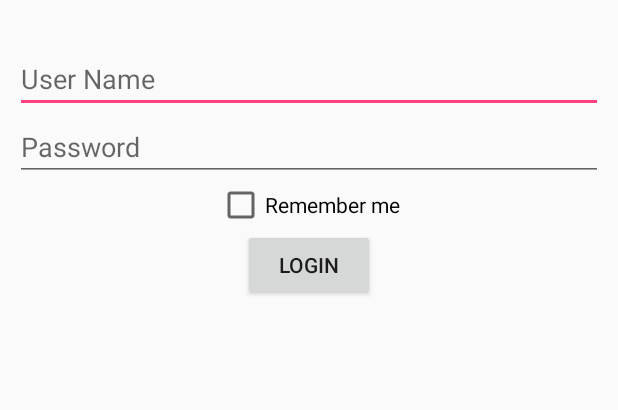
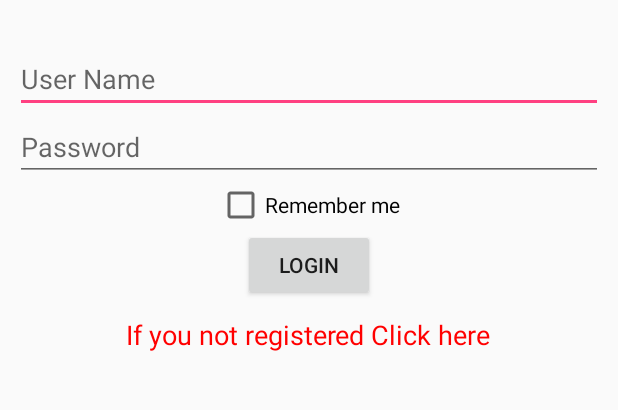
Before and after one commit to shahariar007/FreeSmsServices, an Android app: the screen it shows after launch (MainActivity), on a phone screen of 412 x 824 dp, the part 316-726 px from its top. Run offline under Robolectric (Android 15) with nearby library versions, the phone set to English and light mode, and no system bars; our stand-ins replace Volley.

Commit message:
sharedpreferences 1

```diff
--- a/app/src/main/java/com/example/mortuza/testgooglefb/MainActivity.java
+++ b/app/src/main/java/com/example/mortuza/testgooglefb/MainActivity.java
@@ -31,7 +31,7 @@ import java.util.HashMap;
 import java.util.Map;
 
 public class MainActivity extends AppCompatActivity {
-    TextView uName, upass;
+    TextView uName, upass, sign;
     Button btnlog;
     String baseCode;
     CheckBox ckbox;
@@ -51,11 +51,19 @@ public class MainActivity extends AppCompatActivity {
         upass = (TextView) findViewById(R.id.upass);
         btnlog = (Button) findViewById(R.id.btnlogin);
         ckbox = (CheckBox) findViewById(R.id.rememberpass);
+        sign = (TextView) findViewById(R.id.signin);
         preferences = getSharedPreferences(MYPREFERENCES, Context.MODE_PRIVATE);
         uName.setText(preferences.getString("usernamekey", ""));
         upass.setText(preferences.getString("userpasskey", ""));
-        if(uName.getText().length()==0 &&upass.getText().length()==0 ) ckbox.setChecked(false);
+        if (uName.getText().length() == 0 && upass.getText().length() == 0) ckbox.setChecked(false);
         else ckbox.setChecked(true);
+        sign.setOnClickListener(new View.OnClickListener() {
+            @Override
+            public void onClick(View v) {
+                Intent intent = new Intent(MainActivity.this, WebViewActivity.class);
+                startActivity(intent);
+            }
+        });
 
 
         btnlog.setOnClickListener(new View.OnClickListener() {
--- a/app/src/main/res/layout/activity_main.xml
+++ b/app/src/main/res/layout/activity_main.xml
@@ -5,12 +5,12 @@
     android:layout_height="match_parent">
 
     <LinearLayout
-        android:layout_width="match_parent"
-        android:layout_height="match_parent"
+        android:layout_width="fill_parent"
+        android:layout_height="fill_parent"
         android:layout_margin="10dp"
         android:orientation="vertical"
-        android:weightSum="1"
         tools:context=".MainActivity">
+
 
             <ImageView
                 android:id="@+id/imageView"
@@ -19,12 +19,12 @@
                 android:src="@drawable/banner_sms" />
 
             <TextView
+                android:id="@+id/textView"
                 android:layout_width="wrap_content"
                 android:layout_height="wrap_content"
-            android:textAppearance="?android:attr/textAppearanceMedium"
+                android:layout_gravity="center_horizontal"
                 android:text="Free Sms Service"
-            android:id="@+id/textView"
-            android:layout_gravity="center_horizontal" />
+                android:textAppearance="?android:attr/textAppearanceMedium" />
 
             <EditText
                 android:id="@+id/uname"
@@ -50,8 +50,8 @@
                 android:layout_width="wrap_content"
                 android:layout_height="wrap_content"
                 android:layout_gravity="center_horizontal"
-            android:text="Remember me"
-            android:checked="false" />
+                android:checked="false"
+                android:text="Remember me" />
 
             <Button
                 android:id="@+id/btnlogin"
@@ -60,7 +60,16 @@
                 android:layout_gravity="center_horizontal"
                 android:text="Login" />
 
-
+            <TextView
+                android:id="@+id/signin"
+                android:layout_width="wrap_content"
+                android:layout_height="wrap_content"
+                android:layout_gravity="center_horizontal"
+                android:layout_marginTop="10dp"
+                android:text="If you not registered Click here"
+                android:textAppearance="?android:attr/textAppearanceMedium"
+                android:textColor="#ff0000" />
         </LinearLayout>
 
+
 </ScrollView>
```
Also changed, not shown: app/src/main/AndroidManifest.xml (+5 -3 lines), app/src/main/java/com/example/mortuza/testgooglefb/WebViewActivity.java (added, +18 -0 lines), app/src/main/res/layout/activity_web_view.xml (added, +15 -0 lines). Lines whose indentation alone changed are shown as unchanged.
